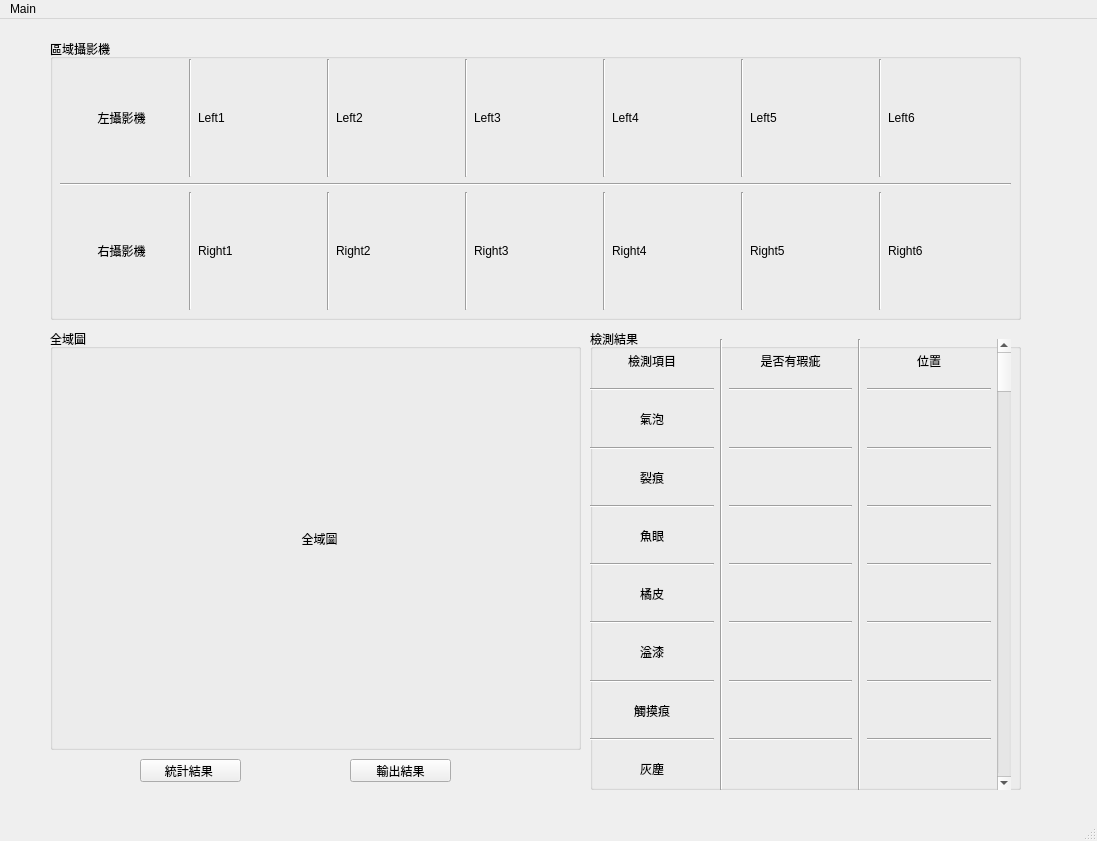
Qt form tiredetect.ui (Ivy60627/Tire-Defect-Detection-System) before a commit.
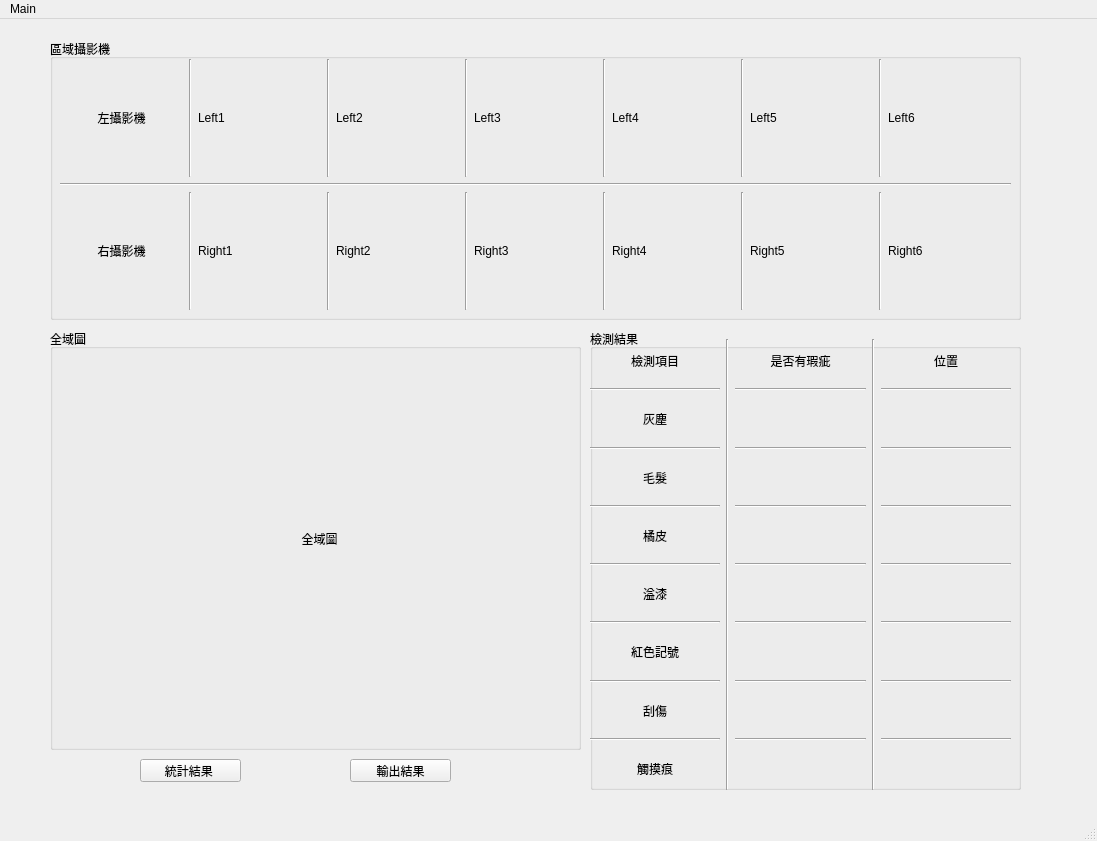
The same form after that commit.

The edit to the form file:
```diff
--- a/tiredetect.ui
+++ b/tiredetect.ui
@@ -318,7 +318,7 @@
         <item>
          <widget class="QLabel" name="label_17">
           <property name="text">
-           <string>氣泡</string>
+           <string>灰塵</string>
           </property>
           <property name="alignment">
            <set>Qt::AlignCenter</set>
@@ -335,7 +335,7 @@
         <item>
          <widget class="QLabel" name="label_21">
           <property name="text">
-           <string>裂痕</string>
+           <string>毛髮</string>
           </property>
           <property name="alignment">
            <set>Qt::AlignCenter</set>
@@ -350,24 +350,7 @@
          </widget>
         </item>
         <item>
-         <widget class="QLabel" name="label_22">
-          <property name="text">
-           <string>魚眼</string>
-          </property>
-          <property name="alignment">
-           <set>Qt::AlignCenter</set>
-          </property>
-         </widget>
-        </item>
-        <item>
-         <widget class="Line" name="line_18">
-          <property name="orientation">
-           <enum>Qt::Horizontal</enum>
-          </property>
-         </widget>
-        </item>
-        <item>
-         <widget class="QLabel" name="label_25">
+         <widget class="QLabel" name="label_detect_orange_peel">
           <property name="text">
            <string>橘皮</string>
           </property>
@@ -377,7 +360,7 @@
          </widget>
         </item>
         <item>
-         <widget class="Line" name="line_17">
+         <widget class="Line" name="line_18">
           <property name="orientation">
            <enum>Qt::Horizontal</enum>
           </property>
@@ -393,6 +376,23 @@
           </property>
          </widget>
         </item>
+        <item>
+         <widget class="Line" name="line_17">
+          <property name="orientation">
+           <enum>Qt::Horizontal</enum>
+          </property>
+         </widget>
+        </item>
+        <item>
+         <widget class="QLabel" name="label_detect_redmark">
+          <property name="text">
+           <string>紅色記號</string>
+          </property>
+          <property name="alignment">
+           <set>Qt::AlignCenter</set>
+          </property>
+         </widget>
+        </item>
         <item>
          <widget class="Line" name="line_16">
           <property name="orientation">
@@ -403,7 +403,7 @@
         <item>
          <widget class="QLabel" name="label_24">
           <property name="text">
-           <string>觸摸痕</string>
+           <string>刮傷</string>
           </property>
           <property name="alignment">
            <set>Qt::AlignCenter</set>
@@ -420,7 +420,7 @@
         <item>
          <widget class="QLabel" name="label_37">
           <property name="text">
-           <string>灰塵</string>
+           <string>觸摸痕</string>
           </property>
           <property name="alignment">
            <set>Qt::AlignCenter</set>
@@ -667,13 +667,6 @@
         </item>
        </layout>
       </item>
-      <item>
-       <widget class="QScrollBar" name="verticalScrollBar">
-        <property name="orientation">
-         <enum>Qt::Vertical</enum>
-        </property>
-       </widget>
-      </item>
      </layout>
     </widget>
    </widget>
```
Left out of the diff: 84 changed lines with no effect on the pictures.
